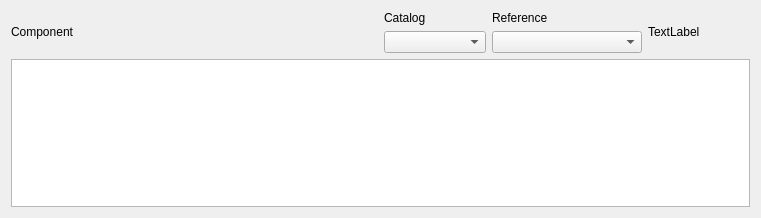
The window that freecad/pyoptools/GUI/CatalogComponent.ui (cihologramas/freecad-pyoptools) describes before a commit, drawn with Qt 5.
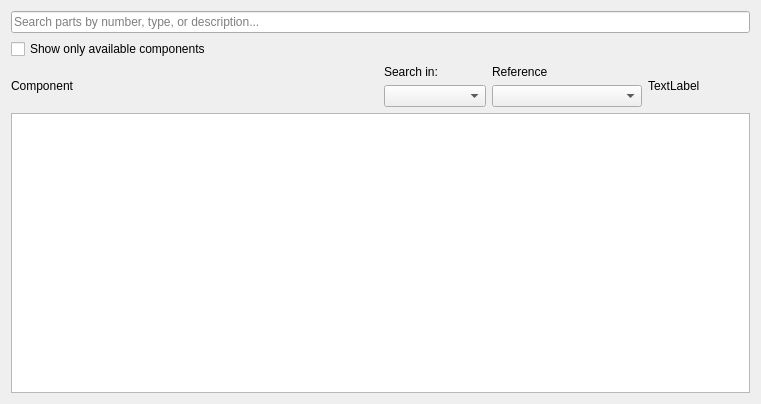
The same window after the commit.

```diff
--- a/freecad/pyoptools/GUI/CatalogComponent.ui
+++ b/freecad/pyoptools/GUI/CatalogComponent.ui
@@ -14,6 +14,32 @@
    <string>Form</string>
   </property>
   <layout class="QVBoxLayout" name="verticalLayout_2">
+     <item>
+      <widget class="QLineEdit" name="SearchField">
+       <property name="placeholderText">
+        <string>Search parts by number, type, or description...</string>
+       </property>
+       <property name="toolTip">
+        <string>Search parts by number, type, or description. Shortcuts: Ctrl+F to focus, Down arrow to navigate results, Ctrl+K to clear</string>
+       </property>
+       <property name="clearButtonEnabled">
+        <bool>true</bool>
+       </property>
+      </widget>
+     </item>
+    <item>
+     <widget class="QCheckBox" name="AvailableOnlyCheckbox">
+      <property name="text">
+       <string>Show only available components</string>
+      </property>
+      <property name="toolTip">
+       <string>Filter results to only show components with available materials in the database</string>
+      </property>
+      <property name="checked">
+       <bool>false</bool>
+      </property>
+     </widget>
+    </item>
    <item>
     <layout class="QVBoxLayout" name="verticalLayout">
      <item>
@@ -32,7 +58,7 @@
            <item>
             <widget class="QLabel" name="label_8">
              <property name="text">
-              <string>Catalog</string>
+               <string>Search in:</string>
              </property>
             </widget>
            </item>
@@ -77,6 +103,17 @@
    </item>
    <item>
     <widget class="QPlainTextEdit" name="Info">
+     <property name="minimumSize">
+      <size>
+       <width>0</width>
+       <height>280</height>
+      </size>
+     </property>
+     <property name="font">
+      <font>
+       <family>Monospace</family>
+      </font>
+     </property>
      <property name="readOnly">
       <bool>true</bool>
      </property>
```
Left out of the diff: 13 changed lines with no effect on the pictures. Lines whose indentation alone changed are shown as unchanged.
